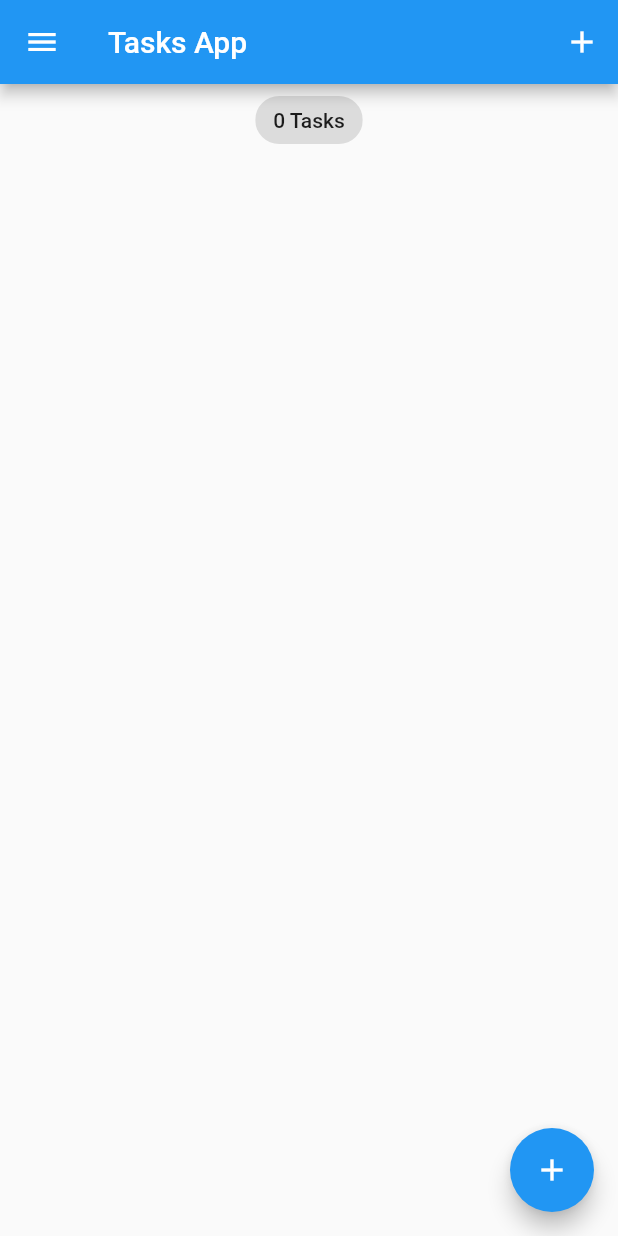
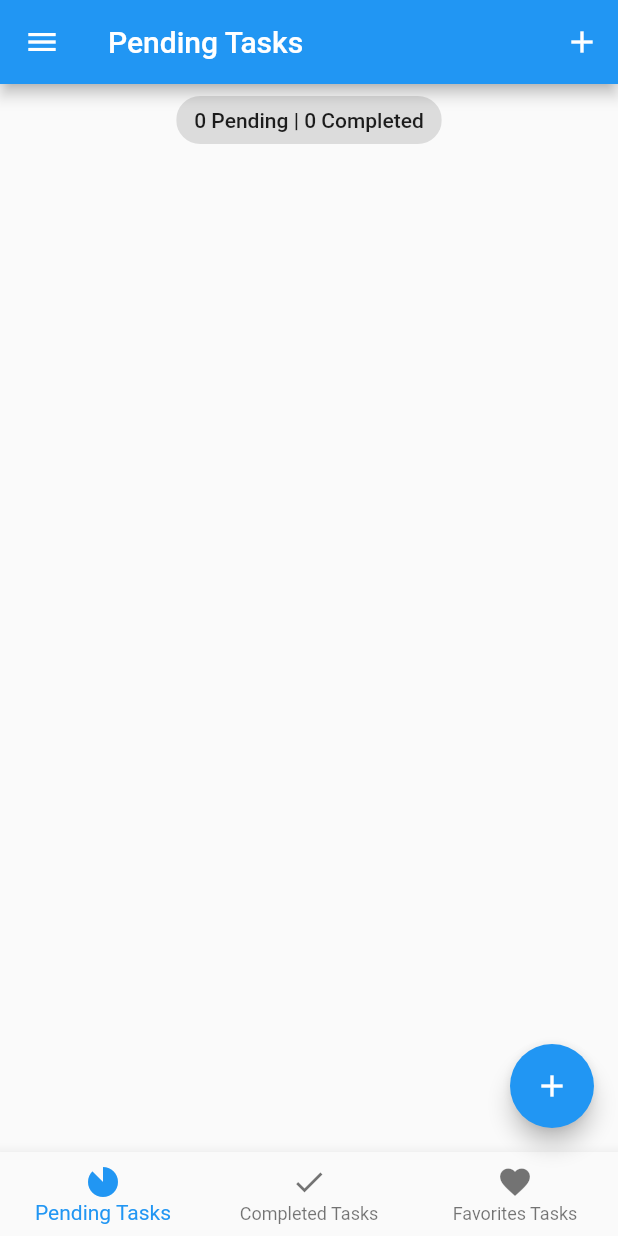
Before and after one commit to Ojuara78/flutter_task, a Flutter app: the screen it shows after launch, in the side drawer, after a tap on the "add" icon, on a phone screen of 412 x 824 dp. Run offline on Flutter 3.47's test engine with Material 2 defaults, Android fonts, the light colour scheme and no system bars; our stand-ins replace equatable, flutter_bloc, hydrated_bloc.

Commit message:
bottombar implementado e outros tipos de Tasks

```diff
--- a/lib/blocs/tasks_bloc/tasks_state.dart
+++ b/lib/blocs/tasks_bloc/tasks_state.dart
@@ -1,27 +1,36 @@
 part of 'tasks_bloc.dart';
 
 class TasksState extends Equatable {
-  final List<Task> allTasks;
+  final List<Task> pendingTasks;
+  final List<Task> completedTasks;
+  final List<Task> favoriteTasks;
+
   final List<Task> removedTasks;
 
   const TasksState({
-    this.allTasks = const <Task>[],
+    this.pendingTasks = const <Task>[],
+    this.completedTasks = const <Task>[],
+    this.favoriteTasks = const <Task>[],
     this.removedTasks = const <Task>[],
   });
 
   @override
-  List<Object> get props => [allTasks,removedTasks];
+  List<Object> get props => [pendingTasks,completedTasks,favoriteTasks,removedTasks];
 
   Map<String, dynamic> toMap() {
     return {
-      'allTasks': allTasks.map((x) => x.toMap()).toList(),
+      'pendingTasks': pendingTasks.map((x) => x.toMap()).toList(),
+      'completedTasks': completedTasks.map((x) => x.toMap()).toList(),
+      'favoriteTasks': favoriteTasks.map((x) => x.toMap()).toList(),
       'removedTasks': removedTasks.map((x) => x.toMap()).toList(),
     };
   }
 
   factory TasksState.fromMap(Map<String, dynamic> map) {
     return TasksState(
-      allTasks: List<Task>.from(map['allTasks']?.map((x) => Task.fromMap(x))),
+      pendingTasks: List<Task>.from(map['pendingTasks']?.map((x) => Task.fromMap(x))),
+      completedTasks: List<Task>.from(map['completedTasks']?.map((x) => Task.fromMap(x))),
+      favoriteTasks: List<Task>.from(map['favoriteTasks']?.map((x) => Task.fromMap(x))),
       removedTasks: List<Task>.from(map['removedTasks']?.map((x) => Task.fromMap(x))),
     );
   }
--- a/lib/main.dart
+++ b/lib/main.dart
@@ -1,6 +1,7 @@
 import 'package:flutter/material.dart';
 import 'package:path_provider/path_provider.dart';
-import 'package:tasks_bloc/screen/tasks_screen.dart';
+import 'package:tasks_bloc/screen/tabs_screen.dart';
+import 'package:tasks_bloc/screen/peding_task_screen.dart';
 import 'package:tasks_bloc/blocs/block_exports.dart';
 import 'package:tasks_bloc/services/app_router.dart';
 import 'package:tasks_bloc/services/app_theme.dart';
@@ -40,7 +41,7 @@ class MyApp extends StatelessWidget {
             theme: state.switchValue
                 ? AppThemes.appThemeData[AppTheme.darkTheme]
                 : AppThemes.appThemeData[AppTheme.lightTheme],
-            home: const TasksScreen(),
+            home: const TabsScreen(),
             onGenerateRoute: appRouter.onGenerateRoute,
           );
         },
--- a/lib/screen/drawer_screen.dart
+++ b/lib/screen/drawer_task_screen.dart
@@ -1,11 +1,11 @@
 import 'package:flutter/material.dart';
 import 'package:tasks_bloc/screen/recyle_bin_screen.dart';
-import 'package:tasks_bloc/screen/tasks_screen.dart';
+import 'package:tasks_bloc/screen/tabs_screen.dart';
 
 import '../blocs/block_exports.dart';
 
-class DrawerScreen extends StatelessWidget {
-  DrawerScreen({Key? key}) : super(key: key);
+class DrawerTaskScreen extends StatelessWidget {
+  DrawerTaskScreen({Key? key}) : super(key: key);
 
   bool switchValue = false;
 
@@ -27,12 +27,11 @@ class DrawerScreen extends StatelessWidget {
             BlocBuilder<TasksBloc, TasksState>(
               builder: (context, state) {
                 return GestureDetector(
-                  onTap: () => Navigator.of(context)
-                      .pushReplacementNamed(TasksScreen.id),
+                  onTap: () => Navigator.of(context).pushReplacementNamed(TabsScreen.id),
                   child: ListTile(
                     leading: const Icon(Icons.folder_special),
-                    title: const Text('My Tasks'),
-                    trailing: Text(' ${state.allTasks.length} '),
+                    title: const Text('Pending Tasks'),
+                    trailing: Text(' ${state.pendingTasks.length} | ${state.completedTasks.length} '),
                   ),
                 );
               },
--- /dev/null
+++ b/lib/screen/peding_task_screen.dart
@@ -0,0 +1,33 @@
+import 'package:flutter/material.dart';
+import 'package:tasks_bloc/widgets/tasks_list.dart';
+
+import '../blocs/block_exports.dart';
+import '../models/task.dart';
+
+class PendingTaskScreen extends StatelessWidget {
+  const PendingTaskScreen({Key? key}) : super(key: key);
+
+  static const id = 'tasks_screen';
+
+  @override
+  Widget build(BuildContext context) {
+    return BlocBuilder<TasksBloc, TasksState>(
+      builder: (context, state) {
+        List<Task> taskList = state.pendingTasks;
+        return Column(
+          crossAxisAlignment: CrossAxisAlignment.center,
+          children: [
+            Center(
+              child: Chip(
+                label: Text(
+                  '${taskList.length} Pending | ${state.completedTasks.length} Completed',
+                ),
+              ),
+            ),
+            TasksList(tasksList: taskList),
+          ],
+        );
+      },
+    );
+  }
+}
--- a/lib/screen/recyle_bin_screen.dart
+++ b/lib/screen/recyle_bin_screen.dart
@@ -1,7 +1,7 @@
 import 'package:flutter/material.dart';
 import '../blocs/block_exports.dart';
 import '../widgets/tasks_list.dart';
-import 'drawer_screen.dart';
+import 'drawer_task_screen.dart';
 
 class RecycleBinScreen extends StatelessWidget {
   const RecycleBinScreen({Key? key}) : super(key: key);
@@ -22,7 +22,7 @@ class RecycleBinScreen extends StatelessWidget {
               )
             ],
           ),
-          drawer: DrawerScreen(),
+          drawer: DrawerTaskScreen(),
           body: Column(
             crossAxisAlignment: CrossAxisAlignment.center,
             children: [
--- /dev/null
+++ b/lib/screen/tabs_screen.dart
@@ -0,0 +1,87 @@
+import 'package:flutter/material.dart';
+import 'package:tasks_bloc/screen/drawer_task_screen.dart';
+import 'package:tasks_bloc/screen/peding_task_screen.dart';
+
+import '../widgets/add_task_screen.dart';
+import 'completed_task_screen.dart';
+import 'favorite_task_screen.dart';
+
+class TabsScreen extends StatefulWidget {
+  const TabsScreen({Key? key}) : super(key: key);
+
+  static const id = 'tabs_screen';
+
+  @override
+  State<TabsScreen> createState() => _TabsScreenState();
+}
+
+class _TabsScreenState extends State<TabsScreen> {
+  final List<Map<String, dynamic>> _pageDetails = [
+    {'pageName': const PendingTaskScreen(), 'title': 'Pending Tasks'},
+    {'pageName': const CompletedTaskScreen(), 'title': 'Completed Tasks'},
+    {'pageName': const FavoriteTaskScreen(), 'title': 'Favorite Tasks'},
+  ];
+
+  var _selectedPageIndex = 0;
+
+  _addTask(BuildContext context) {
+    showModalBottomSheet(
+      context: context,
+      builder: (context) => SingleChildScrollView(
+        child: Container(
+          padding:
+              EdgeInsets.only(bottom: MediaQuery.of(context).viewInsets.bottom),
+          child: const AddTaskScreen(),
+        ),
+      ),
+    );
+  }
+
+  @override
+  Widget build(BuildContext context) {
+    return Scaffold(
+      appBar: AppBar(
+        title: Text(_pageDetails[_selectedPageIndex]['title']),
+        actions: _selectedPageIndex == 0
+            ? [
+                IconButton(
+                  onPressed: () => _addTask(context),
+                  icon: const Icon(Icons.add),
+                ),
+              ]
+            : null,
+      ),
+      drawer: DrawerTaskScreen(),
+      body: _pageDetails[_selectedPageIndex]['pageName'],
+      floatingActionButton: _selectedPageIndex == 0
+          ? FloatingActionButton(
+              onPressed: () => _addTask(context),
+              tooltip: 'Add Task',
+              child: const Icon(Icons.add),
+            )
+          : null,
+      bottomNavigationBar: BottomNavigationBar(
+        currentIndex: _selectedPageIndex,
+        onTap: (index) {
+          setState(() {
+            _selectedPageIndex = index;
+          });
+        },
+        items: const [
+          BottomNavigationBarItem(
+            icon: Icon(Icons.incomplete_circle_sharp),
+            label: 'Pending Tasks',
+          ),
+          BottomNavigationBarItem(
+            icon: Icon(Icons.done),
+            label: 'Completed Tasks',
+          ),
+          BottomNavigationBarItem(
+            icon: Icon(Icons.favorite),
+            label: 'Favorites Tasks',
+          ),
+        ],
+      ),
+    );
+  }
+}
--- a/lib/screen/tasks_screen.dart
+++ /dev/null
@@ -1,70 +0,0 @@
-import 'package:flutter/material.dart';
-import 'package:tasks_bloc/screen/drawer_screen.dart';
-import 'package:tasks_bloc/widgets/add_task_screen.dart';
-import 'package:tasks_bloc/widgets/tasks_list.dart';
-
-import '../blocs/block_exports.dart';
-import '../models/task.dart';
-
-class TasksScreen extends StatefulWidget {
-  const TasksScreen({Key? key}) : super(key: key);
-
-  static const id = 'tasks_screen';
-
-  @override
-  State<TasksScreen> createState() => _TasksScreenState();
-}
-
-class _TasksScreenState extends State<TasksScreen> {
-  _addTask(BuildContext context) {
-    showModalBottomSheet(
-      context: context,
-      builder: (context) => SingleChildScrollView(
-        child: Container(
-          padding:
-          EdgeInsets.only(bottom: MediaQuery.of(context).viewInsets.bottom),
-          child: const AddTaskScreen(),
-        ),
-      ),
-    );
-  }
-
-  @override
-  Widget build(BuildContext context) {
-    return BlocBuilder<TasksBloc, TasksState>(
-      builder: (context, state) {
-        List<Task> taskList = state.allTasks;
-        return Scaffold(
-          appBar: AppBar(
-            title: const Text('Tasks App'),
-            actions: [
-              IconButton(
-                onPressed: () => _addTask(context),
-                icon: const Icon(Icons.add),
-              )
-            ],
-          ),
-          drawer: DrawerScreen(),
-          body: Column(
-            crossAxisAlignment: CrossAxisAlignment.center,
-            children: [
-              Center(
-                child: Chip(
-                  label: Text(
-                    '${state.allTasks.length} Tasks',
-                  ),
-                ),
-              ),
-              TasksList(tasksList: taskList),
-            ],
-          ),
-          floatingActionButton: FloatingActionButton(
-            onPressed: () => _addTask(context),
-            tooltip: 'Add Task',
-            child: const Icon(Icons.add),
-          ),
-        );
-      },
-    );
-  }
-}
```
Also changed, not shown: lib/blocs/tasks_bloc/tasks_bloc.dart (+22 -10 lines), lib/screen/completed_task_screen.dart (added, +33 -0 lines), lib/screen/favorite_task_screen.dart (added, +33 -0 lines), lib/services/app_router.dart (+4 -3 lines).
